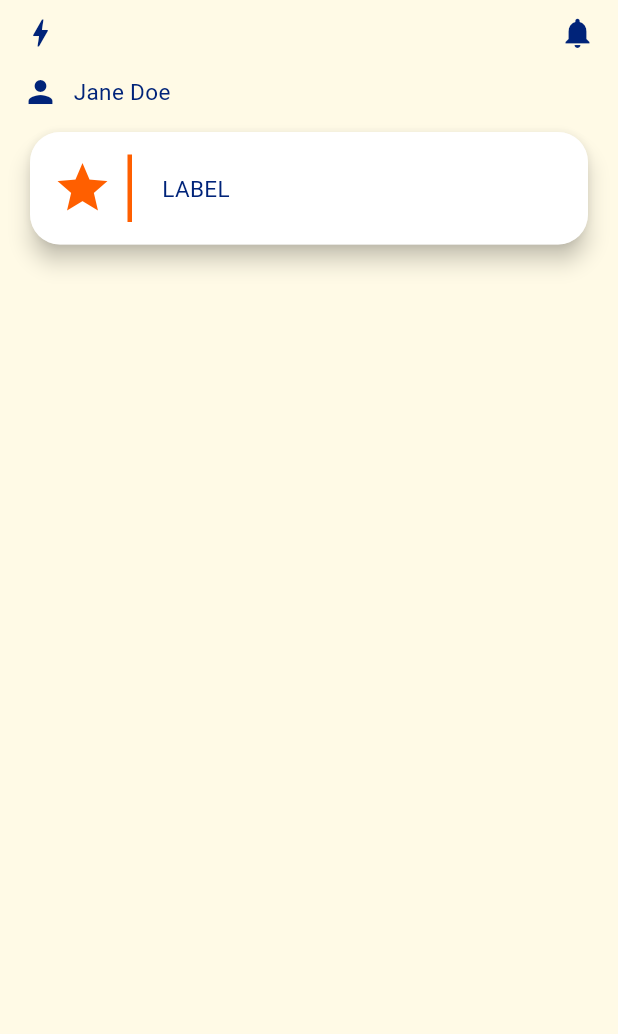
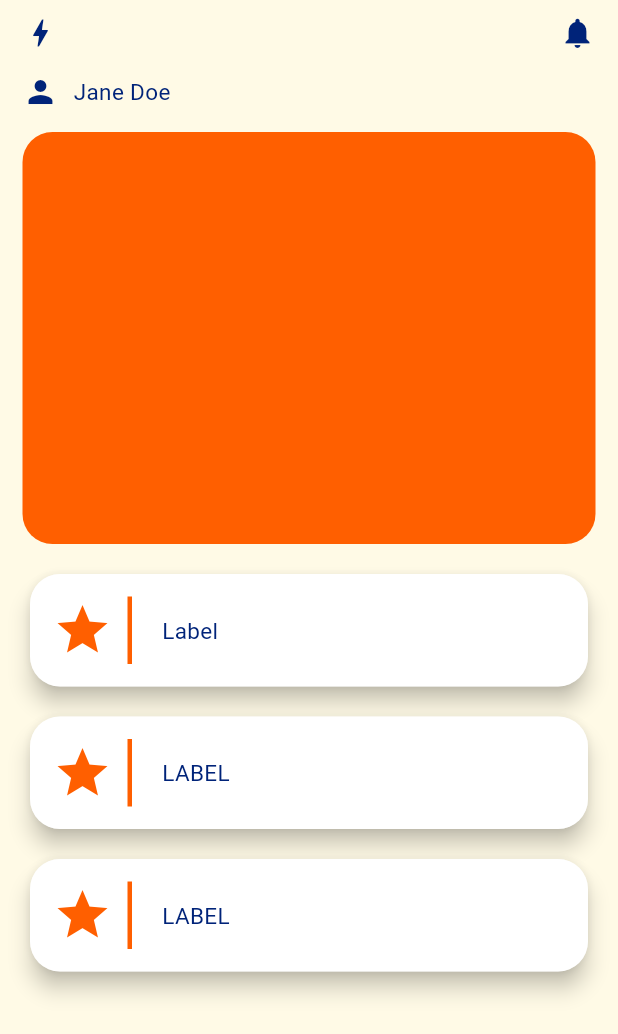
Before and after one commit to gmulonga/quicloan, a Flutter app: the Dashboard screen opened directly, on a phone screen of 412 x 824 dp. Shown: the top 1034 px of the screen. Run offline on Flutter 3.47's test engine with Material 3 defaults, Android fonts, the phone set to English and light mode, and no system bars.

Commit message:
build: structure the dashboard

```diff
--- a/lib/Contstants.dart
+++ b/lib/Contstants.dart
@@ -4,7 +4,7 @@ const kCream = Color(0xFFFFFAE6);
 const kOrange = Color(0xFFFF5F00);
 const kNavyBlue = Color(0xFF002379);
 const kWhite = Color(0xFFFFFFFF);
-const kLightOrange = Color(0xFFFD9B63);
+const kLightOrange = Color(0xFFFFBE98);
 
 const kLightThemeText = TextStyle(color: kNavyBlue, fontSize: 15);
 
--- a/lib/Screens/Dashboard.dart
+++ b/lib/Screens/Dashboard.dart
@@ -11,10 +11,15 @@ class Dashboard extends StatefulWidget {
 class _DashboardState extends State<Dashboard> {
   @override
   Widget build(BuildContext context) {
+    double screenWidth = MediaQuery.of(context).size.width;
+    double screenHeight = MediaQuery.of(context).size.height;
+
     return Scaffold(
         backgroundColor: kCream,
         body: SafeArea(
-          child: Column(
+            child: ListView(
+          children: [
+            Column(
               children: [
                 Padding(
                   padding: EdgeInsets.symmetric(horizontal: 15, vertical: 10),
@@ -50,6 +55,29 @@ class _DashboardState extends State<Dashboard> {
                     ],
                   ),
                 ),
+                Padding(
+                  padding: EdgeInsets.symmetric(horizontal: 15, vertical: 10),
+                  child: Container(
+                    height: screenHeight / 3,
+                    decoration: BoxDecoration(
+                        borderRadius: BorderRadius.circular(20),
+                        color: kOrange),
+                  ),
+                ),
+                ReusableCard(
+                  label: 'Label',
+                  icon: Icons.add,
+                  onButtonPressed: () {
+                    return Userspage();
+                  },
+                ),
+                ReusableCard(
+                  label: 'LABEL',
+                  icon: Icons.add,
+                  onButtonPressed: () {
+                    return Userspage();
+                  },
+                ),
                 ReusableCard(
                   label: 'LABEL',
                   icon: Icons.add,
@@ -59,6 +87,7 @@ class _DashboardState extends State<Dashboard> {
                 ),
               ],
             ),
-        ));
+          ],
+        )));
   }
 }
```
Lines whose indentation alone changed are shown as unchanged.
